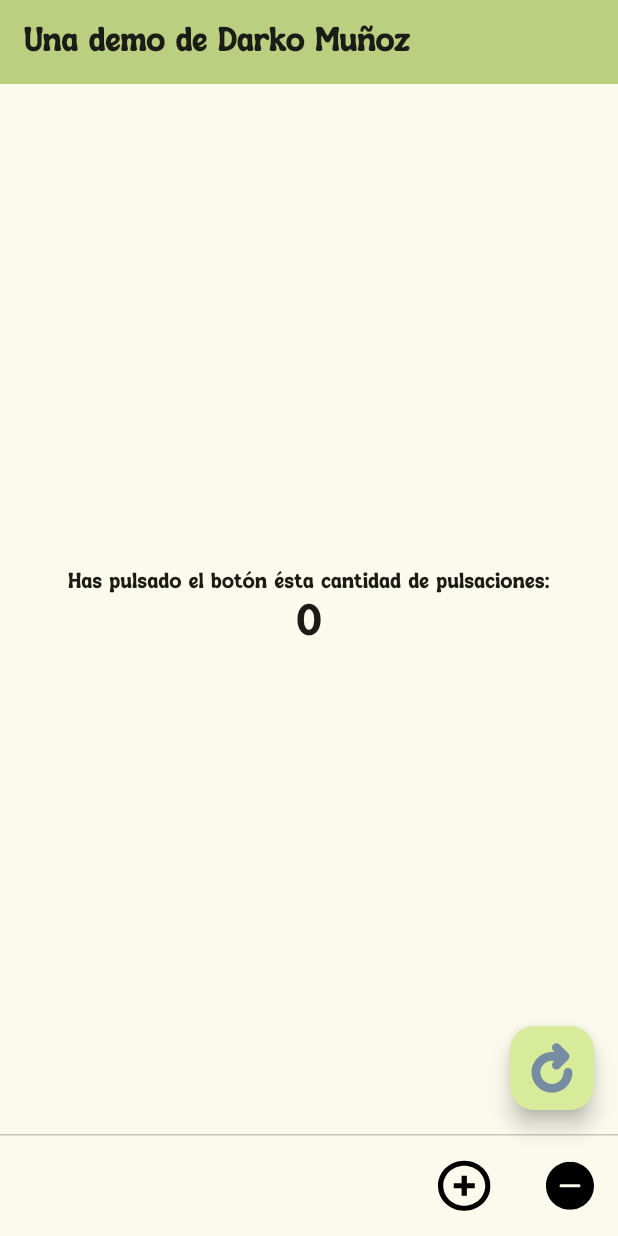
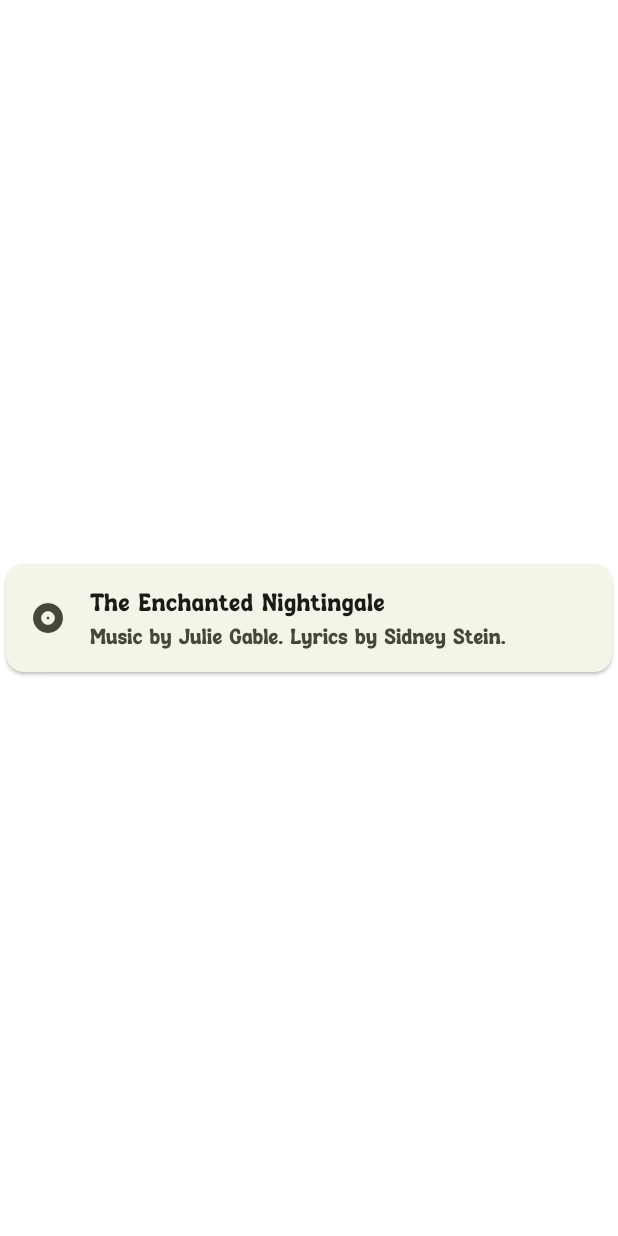
Before and after one commit to AbsoPrime/lab3-DispMov, a Flutter app: the screen it shows after launch, on a phone screen of 412 x 824 dp. Run offline on Flutter 3.47's test engine with Material 3 defaults, Android fonts, the phone set to English and light mode, and no system bars; our stand-ins replace flutter_svg.

Commit message:
Parte 2
Programación intensa

```diff
--- a/lab3_dispmovdarko/lib/pages/pantalla.dart
+++ b/lab3_dispmovdarko/lib/pages/pantalla.dart
@@ -51,17 +51,38 @@ class _MiPantalla extends State<MyHomePage> {
     setState(() {
       _counter = 0;
     });
+
+    bool useMaterial3 = true;
   }
 
   @override
+  Widget build(BuildContext context){
+    return  const Center(
+      child: Card(
+        child: Column(
+          mainAxisSize: MainAxisSize.min,
+          children: <Widget>[
+            ListTile(
+              leading: Icon(Icons.album),
+              title: Text('The Enchanted Nightingale'),
+              subtitle: Text('Music by Julie Gable. Lyrics by Sidney Stein.'),
+            )
+          ]
+        )
+      )
+    );
+  }
+
+  /*
   Widget build(BuildContext context) {
-    return Scaffold(
+      return Scaffold(
       appBar: AppBar(
         backgroundColor: Theme.of(context).colorScheme.inversePrimary,
         title: const Text("Una demo de Darko Muñoz"),
       ),
       body: Center(
-        child: Column(
+
+
           mainAxisAlignment: MainAxisAlignment.center,
           children: <Widget>[
             const Text(
@@ -102,5 +123,5 @@ class _MiPantalla extends State<MyHomePage> {
         ),
       )
     );
-  }
+  }*/
 }
```
